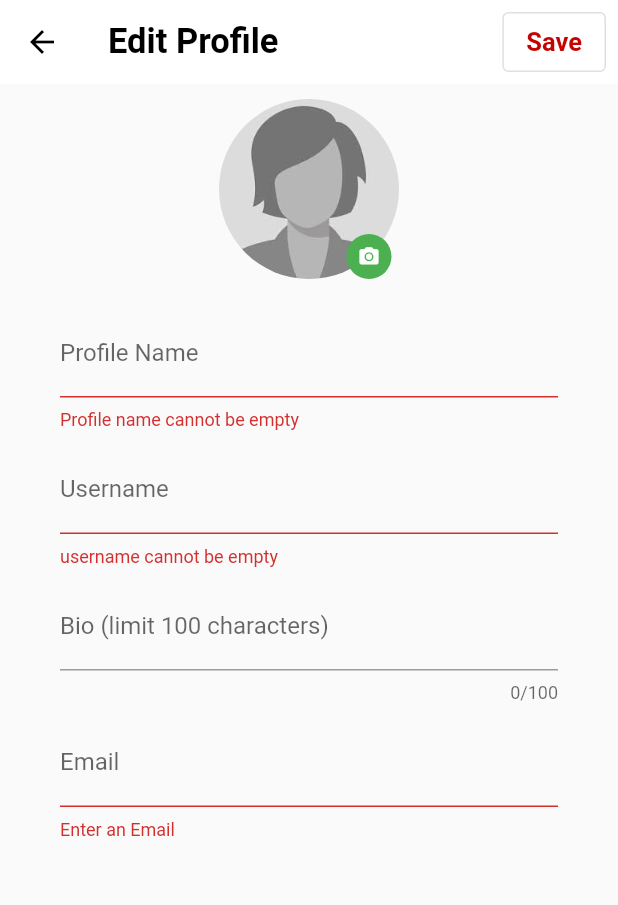
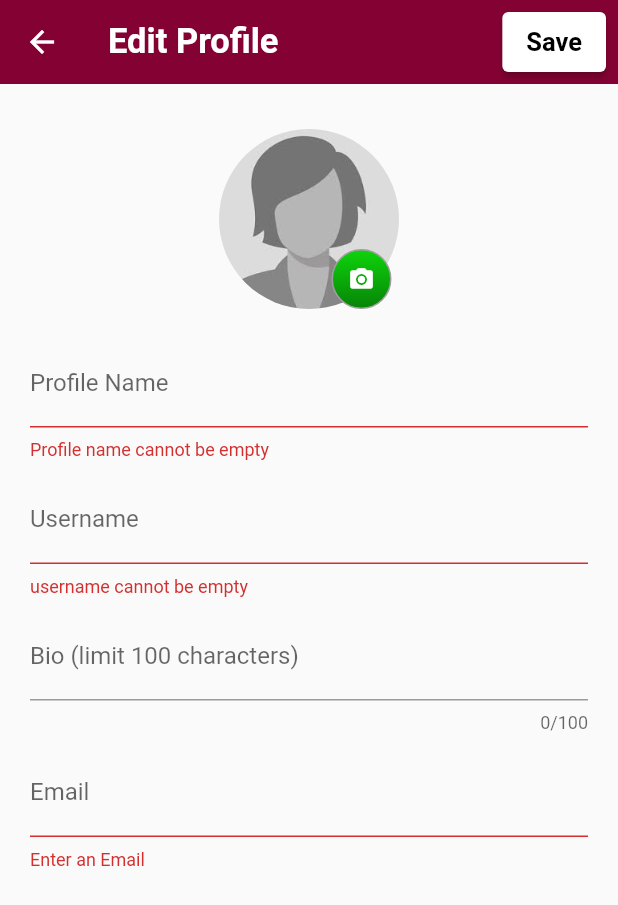
Before and after one commit to ekanemworks/camonta-frontend, a Flutter app: the ProfileEdit screen opened directly with empty values, after a tap on "Save", on a phone screen of 412 x 824 dp. Shown: the top 905 px of the screen. Run offline on Flutter 3.47's test engine with Material 2 defaults, Android fonts, the phone set to English and light mode, and no system bars; our stand-ins replace carousel_slider, curved_navigation_bar, fluttertoast, image_picker, shared_preferences; missing offline and left inert: image_picker_for_web, shared_preferences_web; accounts and stored records are empty.

Commit message:
edit profile photo

```diff
--- a/lib/screen/private/profile/profile_edit.dart
+++ b/lib/screen/private/profile/profile_edit.dart
@@ -3,6 +3,12 @@ import 'dart:convert';
 import 'package:camonta/services/http_service.dart';
 import 'package:camonta/services/session_management.dart';
 import 'package:flutter/material.dart';
+
+import 'package:flutter/services.dart';
+import 'package:http/http.dart' as http;
+import 'dart:io';
+import 'package:image_picker/image_picker.dart';
+import 'dart:async';
 
 class ProfileEdit extends StatefulWidget {
   Map data;
@@ -17,10 +23,13 @@ class _ProfileEditState extends State<ProfileEdit> {
   final SessionManagement sessionMgt = SessionManagement();
   final HttpService httpService = HttpService();
 
+  File? _image;
+  String base64Image = '';
   late String _profileName;
   late String _profileUsername;
   late String _profileBio;
   late String _profileEmail;
+  late String _profilePhoto;
 
   @override
   void initState() {
@@ -28,16 +37,56 @@ class _ProfileEditState extends State<ProfileEdit> {
     _profileUsername = widget.data['profileUsername'];
     _profileBio = widget.data['profileBio'];
     _profileEmail = widget.data['profileEmail'];
+    _profilePhoto = widget.data['profilePhoto'];
 
     super.initState();
+  }
+
+  Future pickImage() async {
+    try {
+      final image = await ImagePicker().pickImage(source: ImageSource.gallery);
+      if (image == null) return;
+
+      final imageTemporary = File(image.path);
+      setState(() {
+        _image = imageTemporary;
+      });
+    } on PlatformException catch (e) {
+      print('Failed to pick image: $e');
+    }
+  }
+
+  uploadFromPage(userid) {
+    http
+        .post(
+      Uri.parse(httpService.serverAPI + 'updateProfilePhoto'),
+      headers: {"Content-Type": "application/json"},
+      body: json.encode({"image": base64Image, "userid": userid}),
+    )
+        .then((value) {
+      var mainResponse = json.decode(value.body);
+
+      if (value.statusCode == 200) {
+        if (mainResponse['status'] == 'ok') {
+          sessionMgt.updateSession(
+              'profilePhoto', mainResponse['body']['imagePathOnDB']);
+
+          _showToast(context, 'Changes Saved');
+        } else {
+          _showToast(context, mainResponse['message']);
+        }
+      } else {
+        print('error');
+        _showToast(context, mainResponse['message']);
+      }
+    });
   }
 
   @override
   Widget build(BuildContext context) {
     return Scaffold(
       appBar: AppBar(
-        foregroundColor: Colors.black,
-        backgroundColor: Colors.white, // 1
+        backgroundColor: Color(0xff840233), // 1 1
         elevation: 0,
         // leading: IconButton(
         //   icon: const Icon(Icons.arrow_back_ios),
@@ -50,7 +99,12 @@ class _ProfileEditState extends State<ProfileEdit> {
         actions: [
           Padding(
             padding: const EdgeInsets.all(8.0),
-            child: OutlinedButton(
+            child: ElevatedButton(
+              style: ElevatedButton.styleFrom(
+                primary: Colors.white,
+                // padding: EdgeInsets.symmetric(horizontal: 50, vertical: 20),
+                // textStyle: TextStyle(fontSize: 30, fontWeight: FontWeight.bold),
+              ),
               onPressed: () {
                 // openConfirmationDialog(context);
                 if (!_formKey.currentState!.validate()) {
@@ -102,7 +156,19 @@ class _ProfileEditState extends State<ProfileEdit> {
                                 'profileServes': value['body']['profileServes'],
                                 'profilePoints': value['body']['profilePoints'],
                               }),
+
+                              // RECIEVING VALUES FROM SERVER RESPONSE TO USE FOR IMAGE UPLOAD: checking if image was changed
+                              // RECIEVING VALUES FROM SERVER RESPONSE TO USE FOR IMAGE UPLOAD: checking if image was changed
+                              if (_image != null)
+                                {
+                                  base64Image =
+                                      base64Encode(_image!.readAsBytesSync()),
+                                  uploadFromPage(value['body']['id']),
+                                }
+                              else
+                                {
                                   _showToast(context, 'Changes Saved'),
+                                }
                             }
                           else
                             {
@@ -115,7 +181,8 @@ class _ProfileEditState extends State<ProfileEdit> {
                 style: TextStyle(
                   fontSize: 17,
                   fontWeight: FontWeight.bold,
-                    color: Color(0xffC50303)),
+                  color: Colors.black,
+                ),
               ),
             ),
           ),
@@ -125,7 +192,7 @@ class _ProfileEditState extends State<ProfileEdit> {
         child: Container(
           height: 600,
           width: double.maxFinite - 100,
-          margin: const EdgeInsets.only(left: 40, right: 40),
+          margin: const EdgeInsets.only(left: 20, right: 20, top: 20),
           child: Column(
             children: [
               Container(
@@ -137,23 +204,60 @@ class _ProfileEditState extends State<ProfileEdit> {
 
                 child: Stack(
                   children: [
-                    ClipRRect(
+                    _image == null
+                        ? ClipRRect(
                             borderRadius: BorderRadius.circular(120),
-                      child: Image.asset(
+                            child: _profilePhoto == ''
+                                ? Image.asset(
                                     'assets/default_dp.png',
                                     fit: BoxFit.cover,
+                                    height: 120.0,
+                                    width: 120.0,
+                                  )
+                                : Image.network(
+                                    httpService.serverAPI + _profilePhoto,
+                                    fit: BoxFit.cover,
+                                    height: 120.0,
+                                    width: 120.0,
+                                  ),
+                          )
+                        : ClipRRect(
+                            borderRadius: BorderRadius.circular(120),
+                            child: Image.file(
+                              _image!,
+                              fit: BoxFit.cover,
+                              height: 120.0,
+                              width: 120.0,
                             ),
                           ),
                     Positioned(
                       bottom: 0.0,
                       right: 5.0,
+                      child: InkWell(
+                        onTap: () {
+                          pickImage();
+                        },
                         child: Container(
-                        height: 30,
-                        width: 30,
-                        child: Icon(Icons.camera_alt,
-                            color: Colors.white, size: 15),
+                          height: 40,
+                          width: 40,
+                          child: Icon(
+                            Icons.camera_alt,
+                            color: Colors.white,
+                            size: 18,
+                          ),
                           decoration: BoxDecoration(
-                            color: Colors.green, shape: BoxShape.circle),
+                            gradient: LinearGradient(
+                              begin: Alignment.topCenter,
+                              end: Alignment.bottomCenter,
+                              colors: <Color>[
+                                Color(0xff0ED50C),
+                                Color(0xff078307)
+                              ],
+                            ),
+                            border: Border.all(width: 1, color: Colors.grey),
+                            shape: BoxShape.circle,
+                          ),
+                        ),
                       ),
                     )
                   ],
```
Also changed, not shown: lib/screen/protected/setup.dart (+0 -9 lines), 1 other file. Lines whose indentation alone changed are shown as unchanged.
